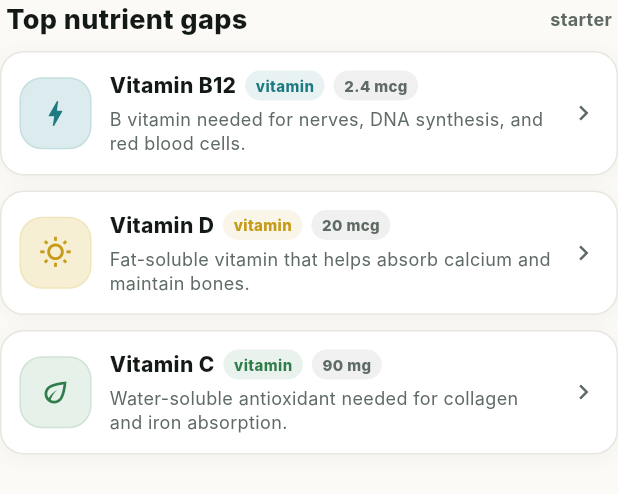
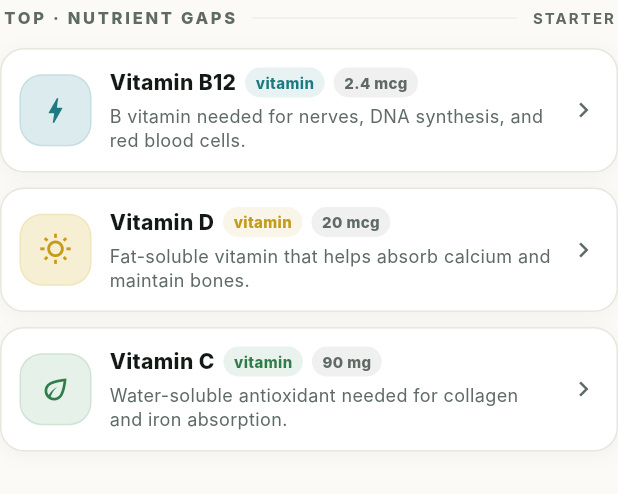
Before and after one commit to momodeveluk2024/nutrivita-flutter, a Flutter app: the _NutrientGapsSection widget shown alone on an empty page, opened directly with empty values, on a phone screen of 412 x 824 dp. Shown: the top 494 px of the screen. Run offline on Flutter 3.47's test engine with Material 3 defaults, Android fonts, the phone set to English and light mode, and no system bars; our stand-ins replace device_preview, dio, flutter_secure_storage, go_router, google_fonts, image_picker and 1 more; accounts and stored records are empty; network calls fail; Roboto replaces fonts that are missing (Inter).

Commit message:
Eyebrow section headers on home (replaces bold-sans labels)
Replace the three bold "Personal recommendations" / "Top nutrient gaps"
/ "Recent meals" 18px labels with a shared _SectionEyebrow widget:
small-caps tracked text, hairline divider extending right, optional
trailing badge (e.g. "TODAY"). Same eyebrow language as the auth
screens and Vitamins list — the home now reads as one coherent
editorial layout instead of a stack of Material-default cards.

```diff
--- a/lib/screens/home.dart
+++ b/lib/screens/home.dart
@@ -317,24 +317,14 @@ class _RecommendationPanel extends StatelessWidget {
 
   @override
   Widget build(BuildContext context) {
-    final dark = Theme.of(context).brightness == Brightness.dark;
-    final c = NVColors(dark);
     final hasRecommendations = recommendations.isNotEmpty;
     return Column(
       crossAxisAlignment: CrossAxisAlignment.stretch,
       children: [
-        Padding(
-          padding: const EdgeInsets.fromLTRB(4, 0, 4, 8),
-          child: Text(
-            hasRecommendations
-                ? 'Personal recommendations'
-                : 'Starter recommendations',
-            style: TextStyle(
-              color: c.text,
-              fontSize: 18,
-              fontWeight: FontWeight.w800,
-            ),
-          ),
+        _SectionEyebrow(
+          hasRecommendations
+              ? 'PERSONAL · RECOMMENDATIONS'
+              : 'STARTER · RECOMMENDATIONS',
         ),
         if (hasRecommendations)
           ...recommendations.take(2).map((rec) => _RecommendationTile(rec: rec))
@@ -511,8 +501,6 @@ class _NutrientGapsSection extends StatelessWidget {
 
   @override
   Widget build(BuildContext context) {
-    final dark = Theme.of(context).brightness == Brightness.dark;
-    final c = NVColors(dark);
     final gaps = _gaps(totals);
     final starters = [
       'B12',
@@ -523,30 +511,9 @@ class _NutrientGapsSection extends StatelessWidget {
     return Column(
       crossAxisAlignment: CrossAxisAlignment.stretch,
       children: [
-        Padding(
-          padding: const EdgeInsets.fromLTRB(4, 0, 4, 8),
-          child: Row(
-            children: [
-              Expanded(
-                child: Text(
-                  'Top nutrient gaps',
-                  style: TextStyle(
-                    color: c.text,
-                    fontSize: 18,
-                    fontWeight: FontWeight.w800,
-                  ),
-                ),
-              ),
-              Text(
-                gaps.isEmpty ? 'starter' : 'today',
-                style: TextStyle(
-                  color: c.textMuted,
-                  fontSize: 12,
-                  fontWeight: FontWeight.w700,
-                ),
-              ),
-            ],
-          ),
+        _SectionEyebrow(
+          'TOP · NUTRIENT GAPS',
+          trailing: gaps.isEmpty ? 'STARTER' : 'TODAY',
         ),
         ...nutrients
             .take(3)
@@ -624,15 +591,7 @@ class _RecentMealsSection extends StatelessWidget {
     return Column(
       crossAxisAlignment: CrossAxisAlignment.stretch,
       children: [
-        Text(
-          'Recent meals',
-          style: TextStyle(
-            fontSize: 18,
-            fontWeight: FontWeight.w800,
-            color: c.text,
-          ),
-        ),
-        const SizedBox(height: 10),
+        const _SectionEyebrow('RECENT · MEALS'),
         if (logs.isEmpty)
           NVCard(
             padding: const EdgeInsets.all(16),
@@ -822,3 +781,56 @@ class _QuickAction extends StatelessWidget {
     );
   }
 }
+
+/// Modernized section header used across home: small uppercase eyebrow,
+/// hairline divider stretching to the right, optional badge on the far
+/// right (e.g. "TODAY"). Replaces the old big "Recent meals" / "Top
+/// nutrient gaps" / "Personal recommendations" bold sans labels.
+class _SectionEyebrow extends StatelessWidget {
+  const _SectionEyebrow(this.label, {this.trailing});
+
+  final String label;
+  final String? trailing;
+
+  @override
+  Widget build(BuildContext context) {
+    final dark = Theme.of(context).brightness == Brightness.dark;
+    final c = NVColors(dark);
+    return Padding(
+      padding: const EdgeInsets.fromLTRB(2, 4, 2, 12),
+      child: Row(
+        crossAxisAlignment: CrossAxisAlignment.center,
+        children: [
+          Text(
+            label,
+            style: TextStyle(
+              fontSize: 11,
+              letterSpacing: 1.8,
+              fontWeight: FontWeight.w800,
+              color: c.textMuted,
+            ),
+          ),
+          const SizedBox(width: 10),
+          Expanded(
+            child: Container(
+              height: 1,
+              color: c.border.withValues(alpha: 0.6),
+            ),
+          ),
+          if (trailing != null) ...[
+            const SizedBox(width: 10),
+            Text(
+              trailing!,
+              style: TextStyle(
+                fontSize: 10,
+                letterSpacing: 1.4,
+                fontWeight: FontWeight.w700,
+                color: c.textMuted,
+              ),
+            ),
+          ],
+        ],
+      ),
+    );
+  }
+}
```
